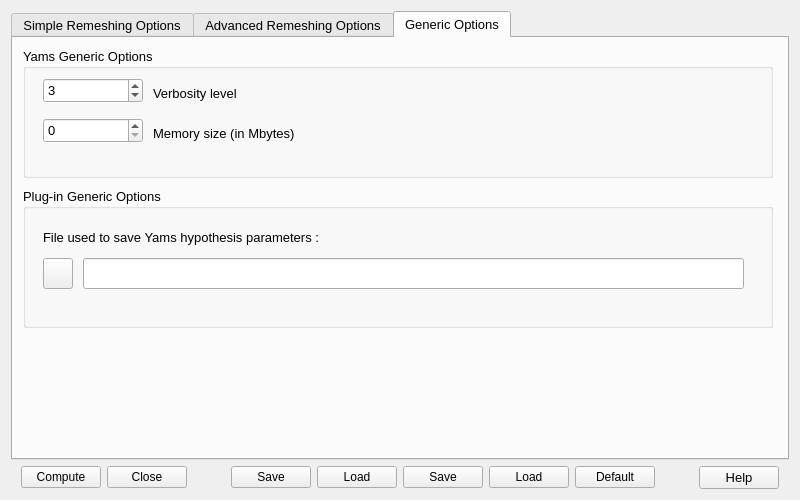
looooo/salome_smesh, file src/Tools/YamsPlug/YamsPlugDialog.ui: the form before one commit.
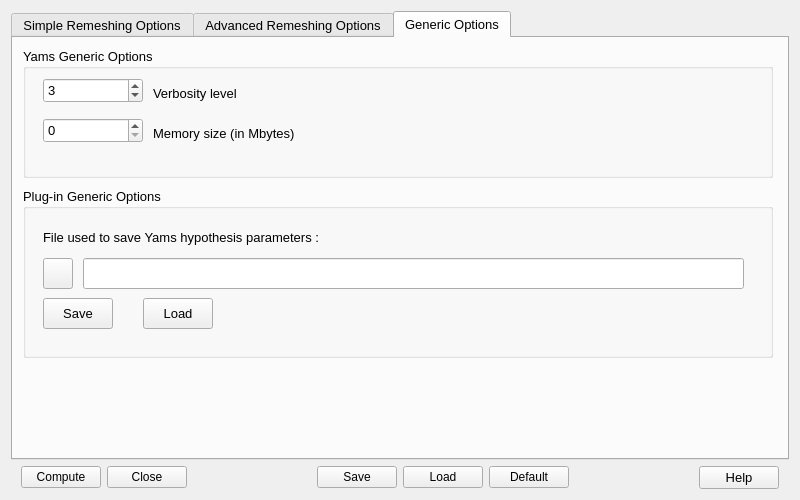
The form after the commit. The open tabs and pages were chosen to show the change.

Commit message: shift save load in file

What changed in the file:
```diff
--- a/src/Tools/YamsPlug/YamsPlugDialog.ui
+++ b/src/Tools/YamsPlug/YamsPlugDialog.ui
@@ -88,32 +88,6 @@
         </property>
       </widget>
      </item>
-     <item>
-      <widget class="QPushButton" name="PB_Save">
-       <property name="text">
-        <string>Save</string>
-       </property>
-        <property name="iconSize">
-         <size>
-          <width>18</width>
-          <height>18</height>
-         </size>
-        </property>
-      </widget>
-     </item>
-     <item>
-      <widget class="QPushButton" name="PB_Load">
-       <property name="text">
-        <string>Load</string>
-       </property>
-        <property name="iconSize">
-         <size>
-          <width>18</width>
-          <height>18</height>
-         </size>
-        </property>
-      </widget>
-     </item>
      <item>
       <widget class="QPushButton" name="PB_Default">
        <property name="text">
@@ -976,7 +950,7 @@
          <x>10</x>
          <y>150</y>
          <width>750</width>
-         <height>140</height>
+         <height>170</height>
         </rect>
        </property>
        <property name="title">
@@ -1018,6 +992,47 @@
          </rect>
         </property>
        </widget>
+       
+      <widget class="QPushButton" name="PB_Save">
+        <property name="geometry">
+         <rect>
+          <x>20</x>
+          <y>110</y>
+          <width>70</width>
+          <height>31</height>
+         </rect>
+        </property>
+       <property name="text">
+        <string>Save</string>
+       </property>
+        <property name="iconSize">
+         <size>
+          <width>18</width>
+          <height>18</height>
+         </size>
+        </property>
+      </widget>
+
+      <widget class="QPushButton" name="PB_Load">
+        <property name="geometry">
+         <rect>
+          <x>120</x>
+          <y>110</y>
+          <width>70</width>
+          <height>31</height>
+         </rect>
+        </property>
+       <property name="text">
+        <string>Load</string>
+       </property>
+        <property name="iconSize">
+         <size>
+          <width>18</width>
+          <height>18</height>
+         </size>
+        </property>
+      </widget>
+       
       </widget>
      </widget>
     </widget>
```
The commit also changes 20 other files.
